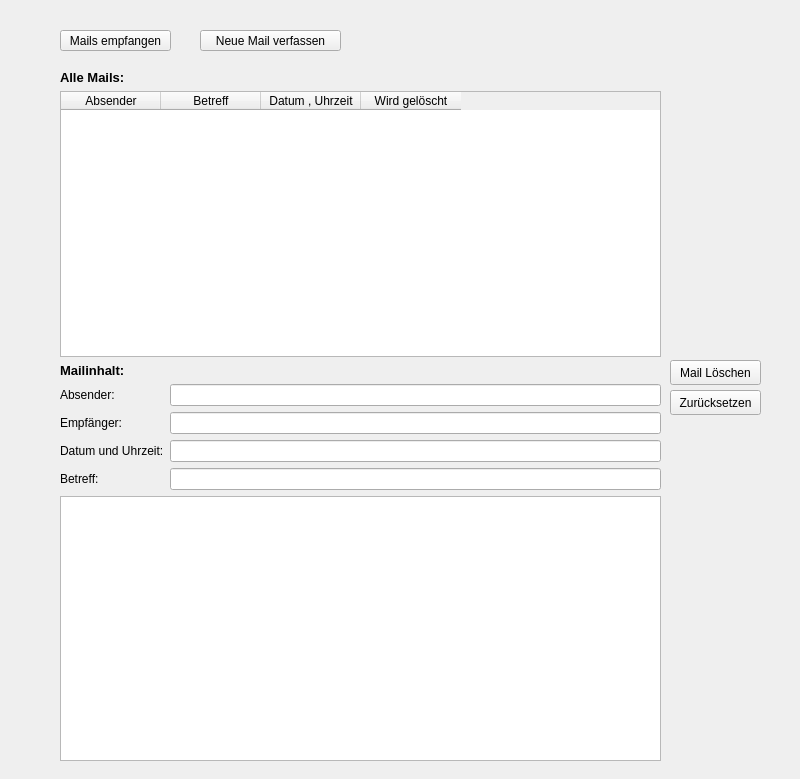
First picture: the form in thunder_mail_client/menu_widget.ui, repository SH1RL0CK/thunder_mail, before the edit.
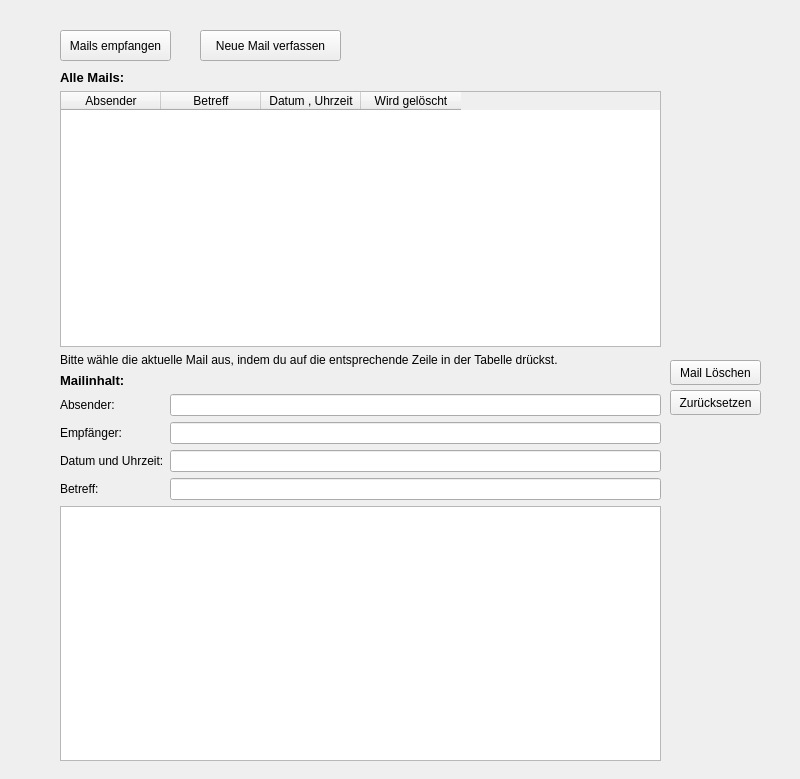
Second picture: the form after the edit.

Commit message: add tip in the menu widget

The edit to the form file:
```diff
--- a/thunder_mail_client/menu_widget.ui
+++ b/thunder_mail_client/menu_widget.ui
@@ -19,7 +19,7 @@
      <x>200</x>
      <y>30</y>
      <width>141</width>
-     <height>21</height>
+     <height>31</height>
     </rect>
    </property>
    <property name="text">
@@ -32,7 +32,7 @@
      <x>60</x>
      <y>30</y>
      <width>111</width>
-     <height>21</height>
+     <height>31</height>
     </rect>
    </property>
    <property name="text">
@@ -87,6 +87,13 @@
       </column>
      </widget>
     </item>
+    <item>
+     <widget class="QLabel" name="label">
+      <property name="text">
+       <string>Bitte wähle die aktuelle Mail aus, indem du auf die entsprechende Zeile in der Tabelle drückst.</string>
+      </property>
+     </widget>
+    </item>
     <item>
      <widget class="QLabel" name="mailContentLabel">
       <property name="font">
```
